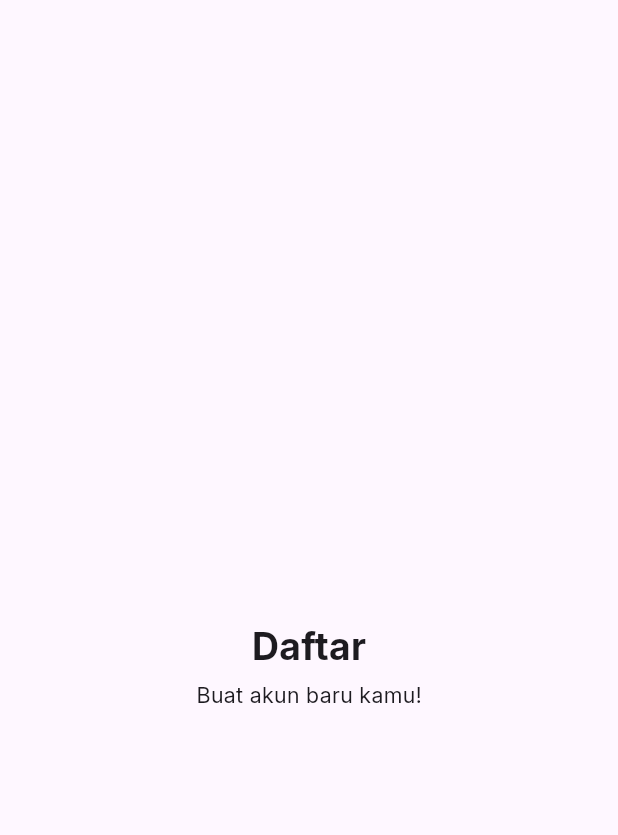
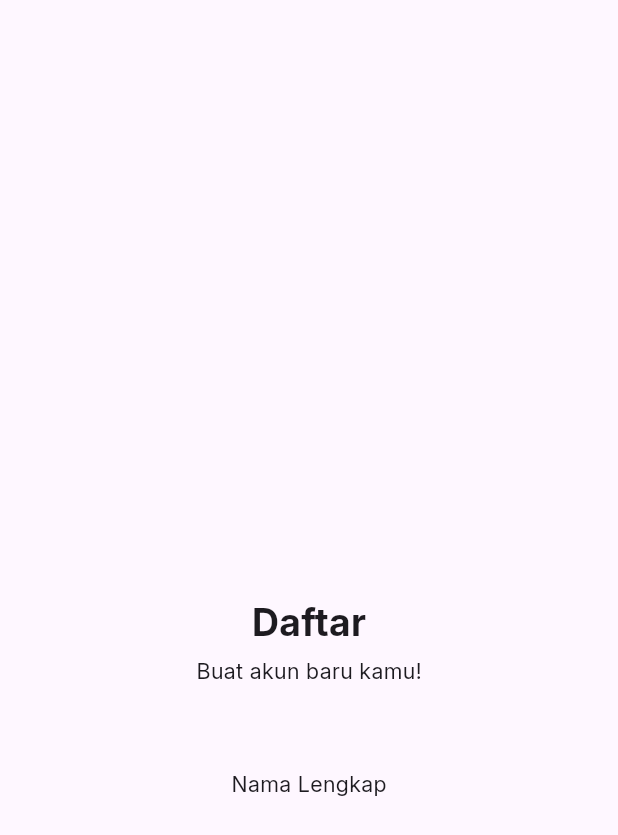
Before and after one commit to snopflake/my_basic_notes, a Flutter app: the screen it shows after launch, on a phone screen of 412 x 824 dp. Shown: the top 835 px of the screen. Run offline on Flutter 3.47's test engine with Material 3 defaults, Android fonts, the phone set to English and light mode, and no system bars; our stand-ins replace flutter_screenutil.

Commit message:
login page progress 2

```diff
--- a/lib/features/auth/presentation/login_page.dart
+++ b/lib/features/auth/presentation/login_page.dart
@@ -34,6 +34,14 @@ class _LoginPageState extends State<LoginPage> {
 
             SizedBox(height: 60.h,),
 
+            Text(
+              "Nama Lengkap",
+              style: AppTextStyles.baseRegular,
+            ),
+
+            SizedBox(height: 12.h,),
+
+
 
 
 
```
